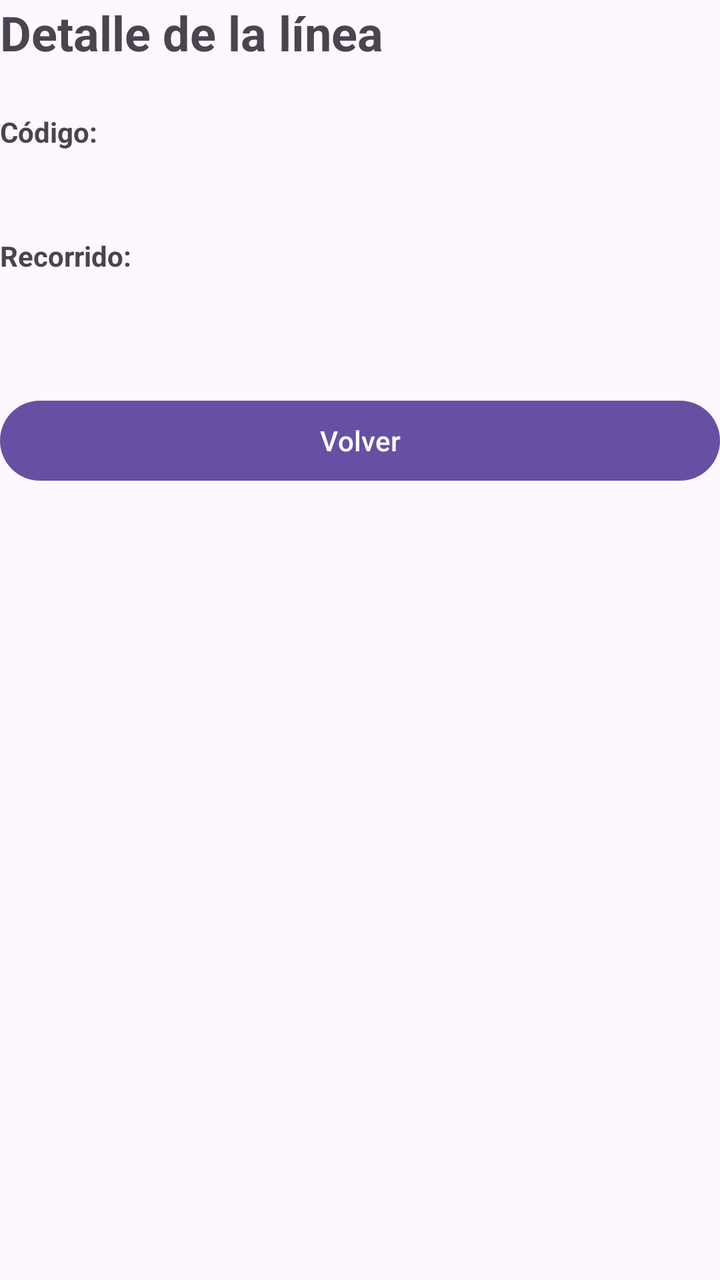
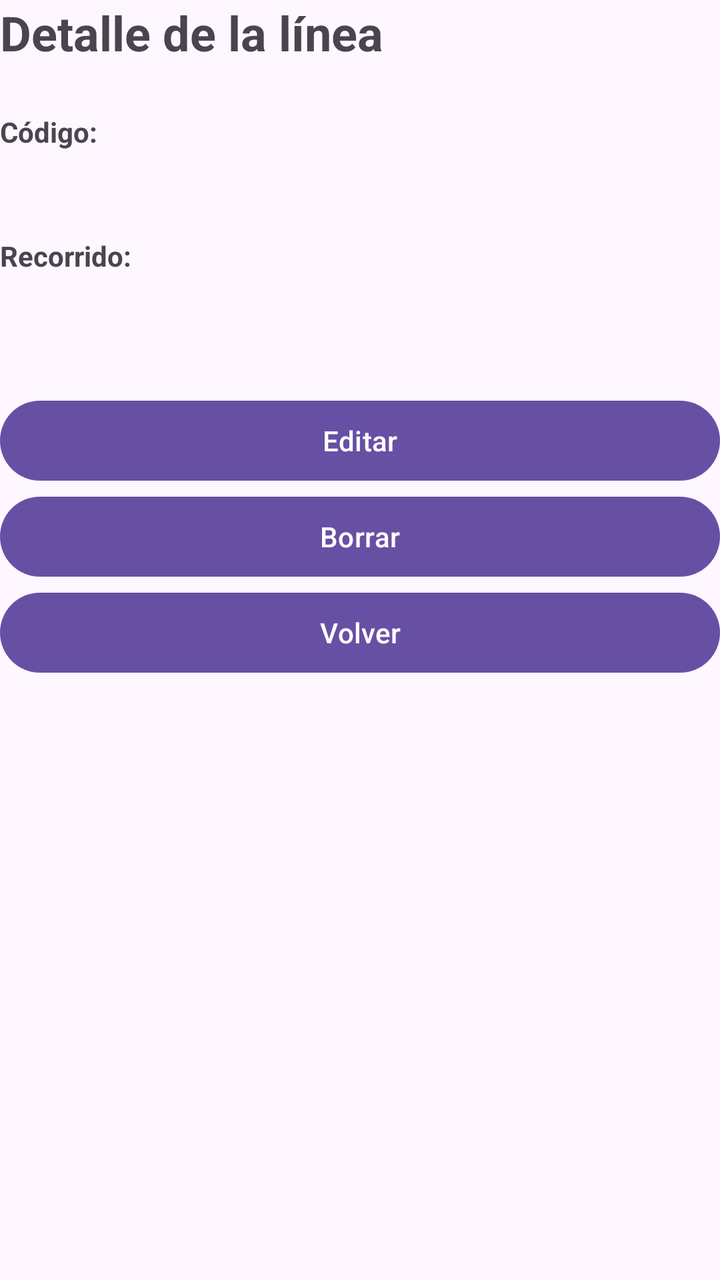

The first picture is an Android layout as it rendered before a commit; the second is the same layout after the commit. The layout source and the unified diff follow.
<!-- AndroidManifest.xml: application theme Theme.ACT2_UD1 -->
<!-- res/layout/activity_detalle.xml -->
<?xml version="1.0" encoding="utf-8"?>
<LinearLayout xmlns:android="http://schemas.android.com/apk/res/android"
    android:id="@+id/main"
    android:layout_width="match_parent"
    android:layout_height="match_parent"
    android:orientation="vertical"
    android:layout_margin="16dp"
    android:fitsSystemWindows="true">

    
    <TextView
        android:layout_width="wrap_content"
        android:layout_height="wrap_content"
        android:text="@string/titulo_detalle"
        android:textSize="24sp"
        android:textStyle="bold"
        android:layout_marginBottom="24dp"/>

    
    <TextView
        android:layout_width="wrap_content"
        android:layout_height="wrap_content"
        android:text="@string/etiqueta_codigo"
        android:textStyle="bold"/>

    
    <TextView
        android:id="@+id/tvCodigo"
        android:layout_width="wrap_content"
        android:layout_height="wrap_content"
        android:textSize="20sp"
        android:layout_marginBottom="16dp"/>

    
    <TextView
        android:layout_width="wrap_content"
        android:layout_height="wrap_content"
        android:text="@string/etiqueta_recorrido"
        android:textStyle="bold"/>

    <TextView
        android:id="@+id/tvRecorrido"
        android:layout_width="wrap_content"
        android:layout_height="wrap_content"
        android:textSize="20sp"
        android:layout_marginBottom="32dp"/>

    
    <Button
        android:id="@+id/btnVolver"
        android:layout_width="match_parent"
        android:layout_height="wrap_content"
        android:text="@string/btn_volver"/>

</LinearLayout>
<!-- resources referenced by this layout -->
<resources>
  <string name="btn_volver">Volver</string>
  <string name="etiqueta_codigo">Código:</string>
  <string name="etiqueta_recorrido">Recorrido:</string>
  <string name="titulo_detalle">Detalle de la línea</string>
  <style name="Theme.ACT2_UD1" parent="Base.Theme.ACT2_UD1" />
  <style name="Base.Theme.ACT2_UD1" parent="Theme.Material3.DayNight.NoActionBar">
          
          
      </style>
</resources>

<!-- the commit's change to res/layout/activity_detalle.xml (unified diff, before → after) -->
@@ -47,6 +47,20 @@
 
     
     <Button
+        android:id="@+id/btnEditar"
+        android:layout_width="match_parent"
+        android:layout_height="wrap_content"
+        android:text="@string/btn_editar"/>
+
+    
+    <Button
+        android:id="@+id/btnBorrar"
+        android:layout_width="match_parent"
+        android:layout_height="wrap_content"
+        android:text="@string/btn_borrar"/>
+
+    
+    <Button
         android:id="@+id/btnVolver"
         android:layout_width="match_parent"
         android:layout_height="wrap_content"
<!-- resource entries referenced after the edit -->
@@ -1,5 +1,7 @@
 <!-- resources referenced by this layout -->
 <resources>
+  <string name="btn_borrar">Borrar</string>
+  <string name="btn_editar">Editar</string>
   <string name="btn_volver">Volver</string>
   <string name="etiqueta_codigo">Código:</string>
   <string name="etiqueta_recorrido">Recorrido:</string>
